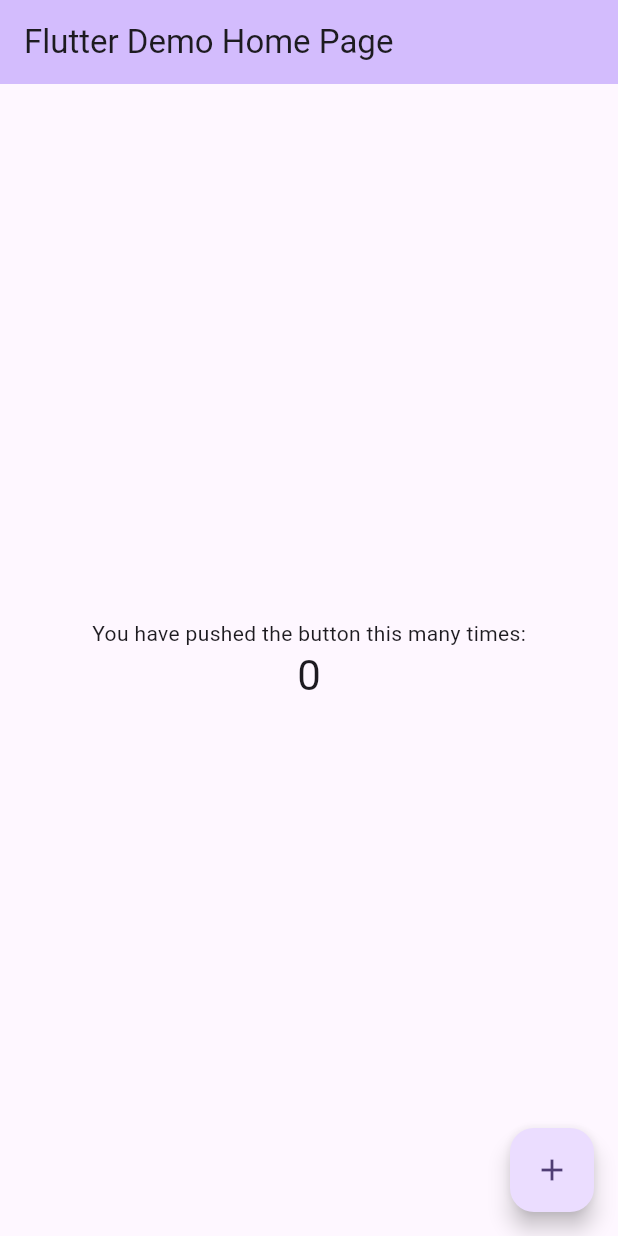
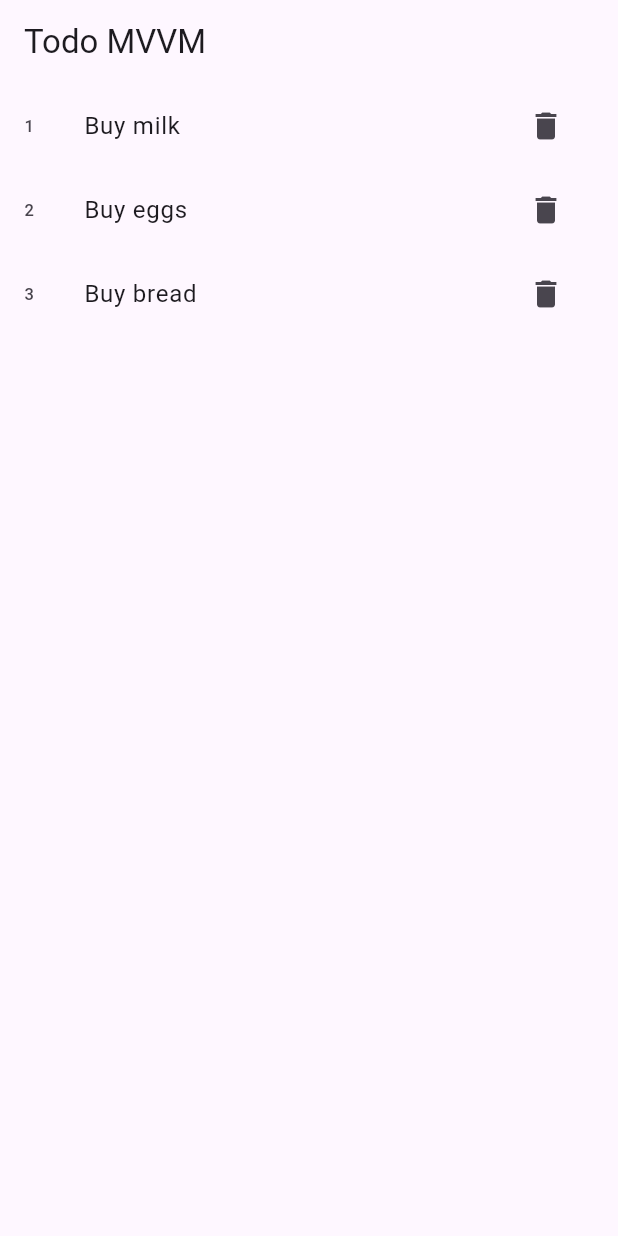
Before and after one commit to tenlisboa/mvvm_example, a Flutter app: the screen it shows after launch, on a phone screen of 412 x 824 dp. Run offline on Flutter 3.47's test engine with Material 3 defaults, Android fonts, the phone set to English and light mode, and no system bars.

Commit message:
feat: implement list and delete of Todos on View

```diff
--- a/lib/main.dart
+++ b/lib/main.dart
@@ -1,4 +1,6 @@
 import 'package:flutter/material.dart';
+import 'package:mvvm_example/ui/todo/view_models/todo_view_model.dart';
+import 'package:mvvm_example/ui/todo/widgets/todo_screen.dart';
 
 void main() {
   runApp(const MyApp());
@@ -7,119 +9,17 @@
 class MyApp extends StatelessWidget {
   const MyApp({super.key});
 
-  // This widget is the root of your application.
   @override
   Widget build(BuildContext context) {
     return MaterialApp(
-      title: 'Flutter Demo',
+      title: 'Todo MVVM',
       theme: ThemeData(
-        // This is the theme of your application.
-        //
-        // TRY THIS: Try running your application with "flutter run". You'll see
-        // the application has a purple toolbar. Then, without quitting the app,
-        // try changing the seedColor in the colorScheme below to Colors.green
-        // and then invoke "hot reload" (save your changes or press the "hot
-        // reload" button in a Flutter-supported IDE, or press "r" if you used
-        // the command line to start the app).
-        //
-        // Notice that the counter didn't reset back to zero; the application
-        // state is not lost during the reload. To reset the state, use hot
-        // restart instead.
-        //
-        // This works for code too, not just values: Most code changes can be
-        // tested with just a hot reload.
         colorScheme: ColorScheme.fromSeed(seedColor: Colors.deepPurple),
         useMaterial3: true,
       ),
-      home: const MyHomePage(title: 'Flutter Demo Home Page'),
+      home: TodoScreen(
+        viewModel: TodoViewModel(),
+      ),
     );
   }
 }
-
-class MyHomePage extends StatefulWidget {
-  const MyHomePage({super.key, required this.title});
-
-  // This widget is the home page of your application. It is stateful, meaning
-  // that it has a State object (defined below) that contains fields that affect
-  // how it looks.
-
-  // This class is the configuration for the state. It holds the values (in this
-  // case the title) provided by the parent (in this case the App widget) and
-  // used by the build method of the State. Fields in a Widget subclass are
-  // always marked "final".
-
-  final String title;
-
-  @override
-  State<MyHomePage> createState() => _MyHomePageState();
-}
-
-class _MyHomePageState extends State<MyHomePage> {
-  int _counter = 0;
-
-  void _incrementCounter() {
-    setState(() {
-      // This call to setState tells the Flutter framework that something has
-      // changed in this State, which causes it to rerun the build method below
-      // so that the display can reflect the updated values. If we changed
-      // _counter without calling setState(), then the build method would not be
-      // called again, and so nothing would appear to happen.
-      _counter++;
-    });
-  }
-
-  @override
-  Widget build(BuildContext context) {
-    // This method is rerun every time setState is called, for instance as done
-    // by the _incrementCounter method above.
-    //
-    // The Flutter framework has been optimized to make rerunning build methods
-    // fast, so that you can just rebuild anything that needs updating rather
-    // than having to individually change instances of widgets.
-    return Scaffold(
-      appBar: AppBar(
-        // TRY THIS: Try changing the color here to a specific color (to
-        // Colors.amber, perhaps?) and trigger a hot reload to see the AppBar
-        // change color while the other colors stay the same.
-        backgroundColor: Theme.of(context).colorScheme.inversePrimary,
-        // Here we take the value from the MyHomePage object that was created by
-        // the App.build method, and use it to set our appbar title.
-        title: Text(widget.title),
-      ),
-      body: Center(
-        // Center is a layout widget. It takes a single child and positions it
-        // in the middle of the parent.
-        child: Column(
-          // Column is also a layout widget. It takes a list of children and
-          // arranges them vertically. By default, it sizes itself to fit its
-          // children horizontally, and tries to be as tall as its parent.
-          //
-          // Column has various properties to control how it sizes itself and
-          // how it positions its children. Here we use mainAxisAlignment to
-          // center the children vertically; the main axis here is the vertical
-          // axis because Columns are vertical (the cross axis would be
-          // horizontal).
-          //
-          // TRY THIS: Invoke "debug painting" (choose the "Toggle Debug Paint"
-          // action in the IDE, or press "p" in the console), to see the
-          // wireframe for each widget.
-          mainAxisAlignment: MainAxisAlignment.center,
-          children: <Widget>[
-            const Text(
-              'You have pushed the button this many times:',
-            ),
-            Text(
-              '$_counter',
-              style: Theme.of(context).textTheme.headlineMedium,
-            ),
-          ],
-        ),
-      ),
-      floatingActionButton: FloatingActionButton(
-        onPressed: _incrementCounter,
-        tooltip: 'Increment',
-        child: const Icon(Icons.add),
-      ), // This trailing comma makes auto-formatting nicer for build methods.
-    );
-  }
-}
--- a/lib/ui/todo/view_models/todo_view_model.dart
+++ b/lib/ui/todo/view_models/todo_view_model.dart
@@ -20,6 +20,12 @@ class TodoViewModel extends ChangeNotifier {
 
   Future<Result> _load() async {
     await Future.delayed(Duration(seconds: 1));
+
+    _todos.addAll([
+      Todo(id: 1, title: 'Buy milk'),
+      Todo(id: 2, title: 'Buy eggs'),
+      Todo(id: 3, title: 'Buy bread'),
+    ]);
 
     notifyListeners();
 
--- /dev/null
+++ b/lib/ui/todo/widgets/todo_screen.dart
@@ -0,0 +1,47 @@
+import 'package:flutter/material.dart';
+import 'package:mvvm_example/ui/todo/view_models/todo_view_model.dart';
+
+class TodoScreen extends StatelessWidget {
+  const TodoScreen({super.key, required this.viewModel});
+
+  final TodoViewModel viewModel;
+
+  @override
+  Widget build(BuildContext context) {
+    return Scaffold(
+      appBar: AppBar(
+        title: const Text("Todo MVVM"),
+      ),
+      body: ListenableBuilder(
+        listenable: viewModel.load,
+        builder: (context, child) {
+          if (viewModel.load.running) {
+            return const Center(child: CircularProgressIndicator());
+          }
+          if (viewModel.load.error) {
+            return Center(child: Text(viewModel.load.error.toString()));
+          }
+          return child!;
+        },
+        child: ListenableBuilder(
+            listenable: viewModel,
+            builder: (context, child) {
+              return ListView.builder(
+                itemCount: viewModel.todos.length,
+                itemBuilder: (context, index) {
+                  final todo = viewModel.todos[index];
+                  return ListTile(
+                    leading: Text(todo.id.toString()),
+                    title: Text(todo.title),
+                    trailing: IconButton(
+                      icon: const Icon(Icons.delete),
+                      onPressed: () => viewModel.removeTodo.execute(todo),
+                    ),
+                  );
+                },
+              );
+            }),
+      ),
+    );
+  }
+}
```
